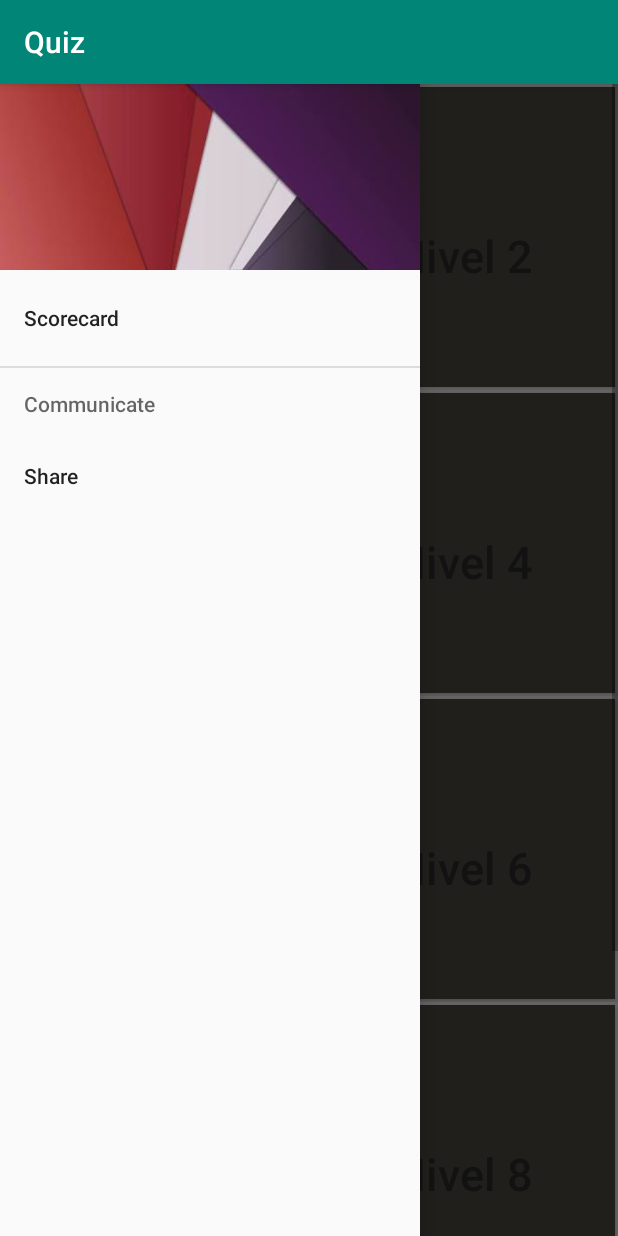
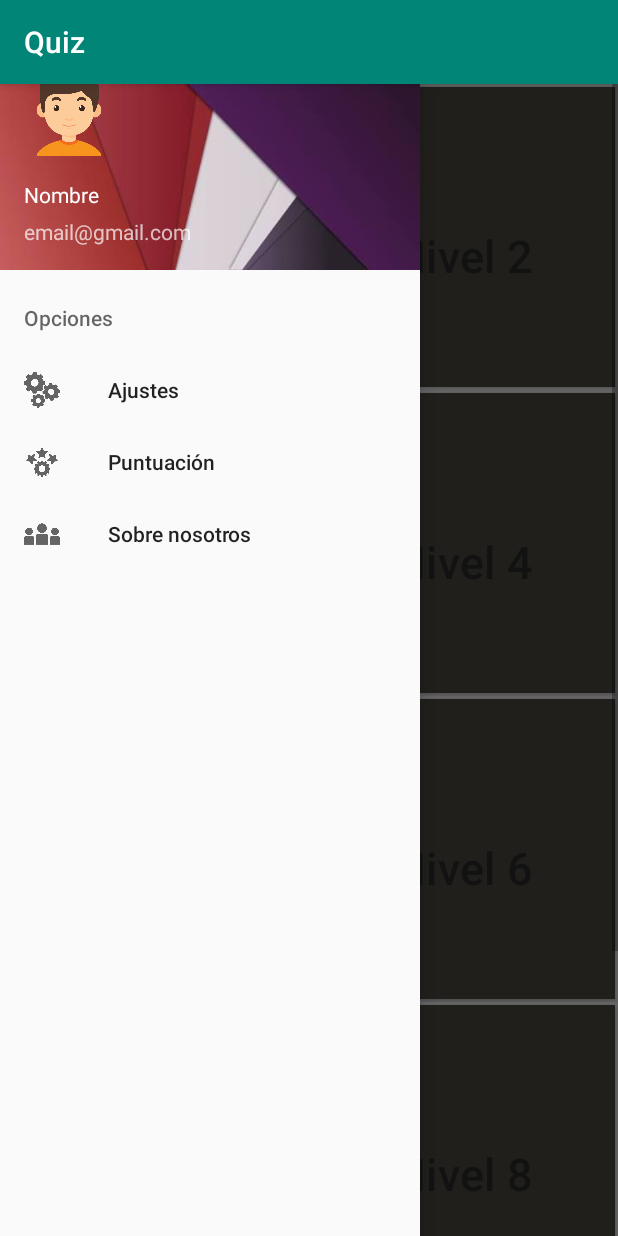
Before and after one commit to luiisgallego/MII_GIDW_1819, an Android app: the LevelsActivity screen opened directly, with no data from a screen before it, with the side drawer open, on a phone screen of 412 x 824 dp. Run offline under Robolectric (Android 15) with nearby library versions, the phone set to English and light mode, and no system bars.

Commit message:
more navigation drawer

```diff
--- a/APP/app/src/main/java/com/gidw/luis/quiz/LevelsActivity.java
+++ b/APP/app/src/main/java/com/gidw/luis/quiz/LevelsActivity.java
@@ -1,19 +1,22 @@
 package com.gidw.luis.quiz;
 
+import android.content.SharedPreferences;
+import android.content.Context;
+import android.support.design.widget.NavigationView;
+import android.support.v4.view.GravityCompat;
+import android.support.v4.widget.DrawerLayout;
+import android.support.v7.app.ActionBarDrawerToggle;
 import android.support.v7.app.AppCompatActivity;
 import android.os.Bundle;
 import android.view.View;
-import android.widget.ArrayAdapter;
 import android.widget.Button;
 import android.content.Intent;
-import android.widget.GridView;
-import android.widget.AdapterView;
-import android.widget.ListAdapter;
+import android.support.v7.widget.Toolbar;
+import android.view.MenuItem;
+import android.widget.ImageView;
+import android.widget.TextView;
 
-import java.util.ArrayList;
-import java.util.Arrays;
-
-public class LevelsActivity extends AppCompatActivity {
+public class LevelsActivity extends AppCompatActivity implements NavigationView.OnNavigationItemSelectedListener {
 
     // Para indicar el botón pulsado en la siguiente pagina
     public final static String LevelPulsado = "com.gidw.luis.quiz.MESSAGE";
@@ -23,7 +26,36 @@ public class LevelsActivity extends AppCompatActivity {
         super.onCreate(savedInstanceState);
         setContentView(R.layout.navigation_levels);
 
-        // Declaramos los diferentes botones
+        /* -------- Inicialización de los componentes de la vista -------- */
+        Toolbar toolbar_appbar = findViewById(R.id.toolbar_appbar_navigation_levels);
+        //setSupportActionBar(toolbar_appbar);
+        DrawerLayout drawer_navigation = findViewById(R.id.navigation_levels);
+        //ActionBarDrawerToggle toggleDrawer = new ActionBarDrawerToggle(this, drawer_navigation, toolbar_appbar, R.string.openToggle, R.string.closeToggle);
+        //toggleDrawer.syncState();
+        NavigationView navigationView = findViewById(R.id.navigation_levels_nav_view);
+        navigationView.setNavigationItemSelectedListener(this);
+        SharedPreferences infoPrincipal = getSharedPreferences("Contenido_principal", Context.MODE_PRIVATE);
+        //SharedPreferences sp = getSharedPreferences("Score", Context.MODE_PRIVATE);
+
+        /* -------- Actualizar la información del navigation drawer según el login -------- */
+            // Recuperamos la info almacenada
+        String nombre_navigationDrawer = infoPrincipal.getString("nombre", "Nombre");
+        String email_navigationDrawer = infoPrincipal.getString("email", "email@gmail.com");
+        String genero_navigationDrawer = infoPrincipal.getString("genero", "Hombre");
+            // Tomamos la referencia del header del navigation
+        View header_navigation = navigationView.getHeaderView(0);
+            // Tomamos la referencia de los diferentes campos del header
+        ImageView imagen_header_navigation = header_navigation.findViewById(R.id.image_header_navigation_levels);
+        TextView nombre_header_navigation = header_navigation.findViewById(R.id.name_header_navigation_levels);
+        TextView email_header_navigation = header_navigation.findViewById(R.id.email_header_navigation_levels);
+            // Asignamos la info almacenada a cada campo
+        nombre_header_navigation.setText(nombre_navigationDrawer);
+        email_header_navigation.setText(email_navigationDrawer);
+        if(genero_navigationDrawer.equals("Mujer")) imagen_header_navigation.setImageResource(R.drawable.mujer_navigation_levels);
+        else imagen_header_navigation.setImageResource(R.drawable.hombre_navigation_levels);
+
+
+        /* -------- Declaramos los diferentes botones -------- */
         final Button boton1 = findViewById(R.id.levelsButton1);
         final Button boton2 = findViewById(R.id.levelsButton2);
 
@@ -57,4 +89,21 @@ public class LevelsActivity extends AppCompatActivity {
             }
         });
     }
+
+    @SuppressWarnings("StatementWithEmptyBody")
+    @Override
+    public boolean onNavigationItemSelected(MenuItem item) {
+
+        int id = item.getItemId();
+
+        if(id == R.id.about_us_menu) {
+            Intent navigationIntent = new Intent(this, AboutUs.class);
+            startActivity(navigationIntent);
+        }
+
+        // Cerramos el Drawer
+        DrawerLayout drawer_navigation = findViewById(R.id.navigation_levels);
+        drawer_navigation.closeDrawer(GravityCompat.START);
+        return true;
+    }
 }
--- a/APP/app/src/main/res/layout/appbar_navigation_levels.xml
+++ b/APP/app/src/main/res/layout/appbar_navigation_levels.xml
@@ -21,7 +21,6 @@
 
     </android.support.design.widget.AppBarLayout>
 
-    <include
-        layout="@layout/activity_levels" />
+    <include layout="@layout/activity_levels" />
 
 </android.support.design.widget.CoordinatorLayout>
--- a/APP/app/src/main/res/values/strings.xml
+++ b/APP/app/src/main/res/values/strings.xml
@@ -13,6 +13,13 @@
     <string name="nivel2">Nivel 2</string>
     <string name="nivel3">Nivel 3</string>
     <string name="nivel4">Nivel 4</string>
+    <string name="openToggle">Abierto drawer navegacion</string>
+    <string name="closeToggle">Cerrado drawer navegacion</string>
+
+    <!-- Menu Navigation Levels  -->
+    <string name="ajustes_menu">Ajustes</string>
+    <string name="score_menu">Puntuación</string>
+    <string name="about_us_menu">Sobre nosotros</string>
 
     <!-- Ready  -->
     <string name="readyButton">READY</string>
@@ -30,7 +37,5 @@
     <string name="levelsButton9">Nivel 9</string>
     <string name="levelsButton10">Nivel 10</string>
 
-    <!--  -->
-    <string name="Scorecard">Scorecard</string>
-    <string name="Share">Share</string>
+
 </resources>
```
Also changed, not shown: APP/app/src/main/AndroidManifest.xml (+4 -3 lines), APP/app/src/main/java/com/gidw/luis/quiz/AboutUs.java (added, +13 -0 lines), APP/app/src/main/res/layout/activity_about_us.xml (added, +10 -0 lines), APP/app/src/main/res/layout/menu_navigation_levels.xml (+11 -20 lines), APP/app/src/main/res/drawable/about_us_menu.png (added), APP/app/src/main/res/drawable/ajustes_menu.png (added), APP/app/src/main/res/drawable/hombre_navigation_levels.png (added), APP/app/src/main/res/drawable/mujer_navigation_levels.png (added), APP/app/src/main/res/drawable/score_menu.png (added).
